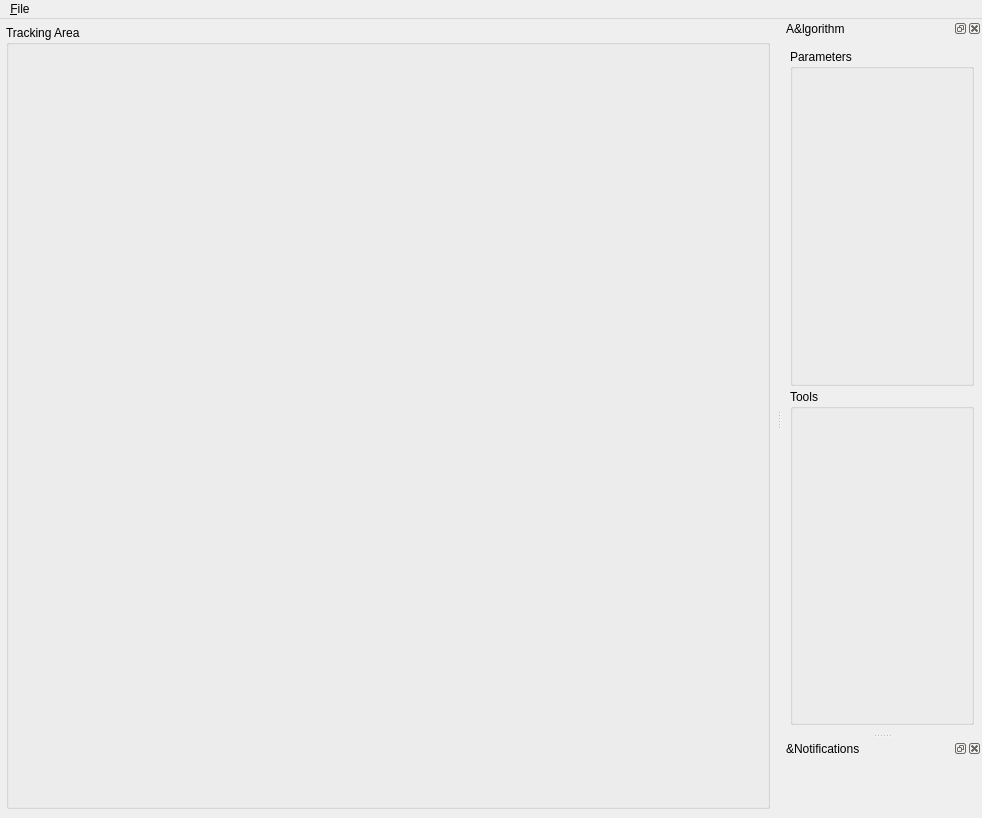
This is source/gui/MainWindow.ui in BioroboticsLab/biotracker_core as Qt 5 draws it before an edit. The edited form follows.
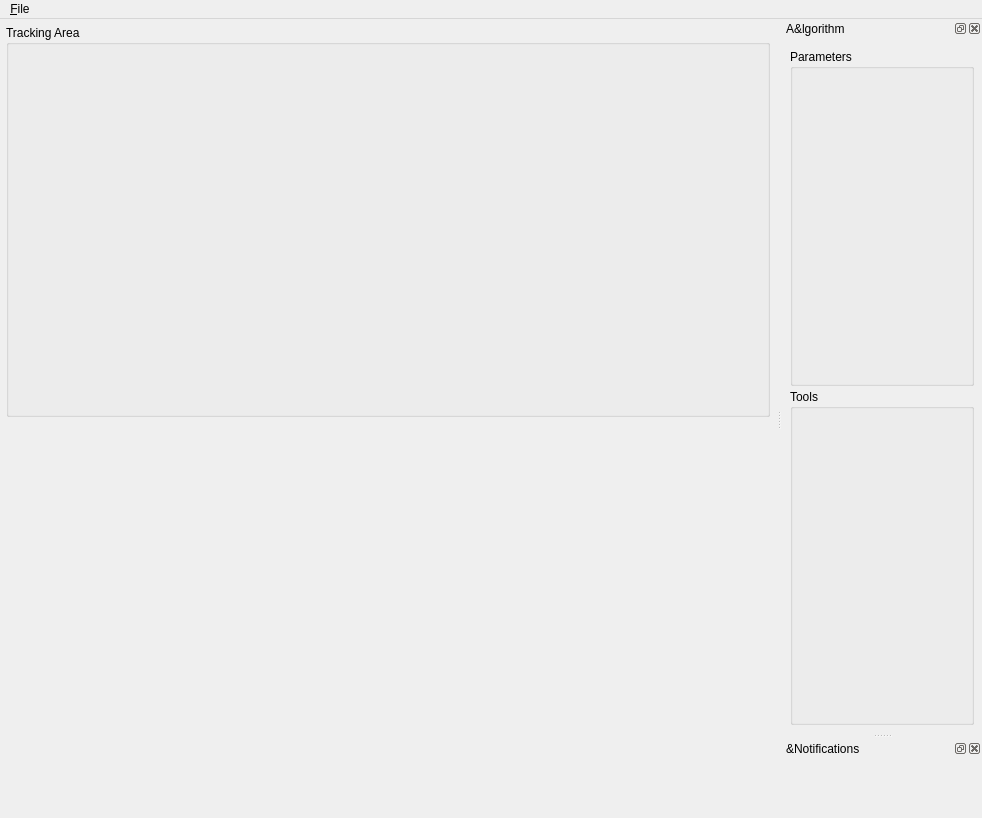
This is the edited form.

```diff
--- a/source/gui/MainWindow.ui
+++ b/source/gui/MainWindow.ui
@@ -117,7 +117,7 @@
           <item>
            <widget class="QWidget" name="videoControls" native="true">
             <property name="sizePolicy">
-             <sizepolicy hsizetype="Preferred" vsizetype="Preferred">
+             <sizepolicy hsizetype="MinimumExpanding" vsizetype="MinimumExpanding">
               <horstretch>0</horstretch>
               <verstretch>0</verstretch>
              </sizepolicy>
```
Left out of the diff: 2 changed lines with no effect on the pictures.
